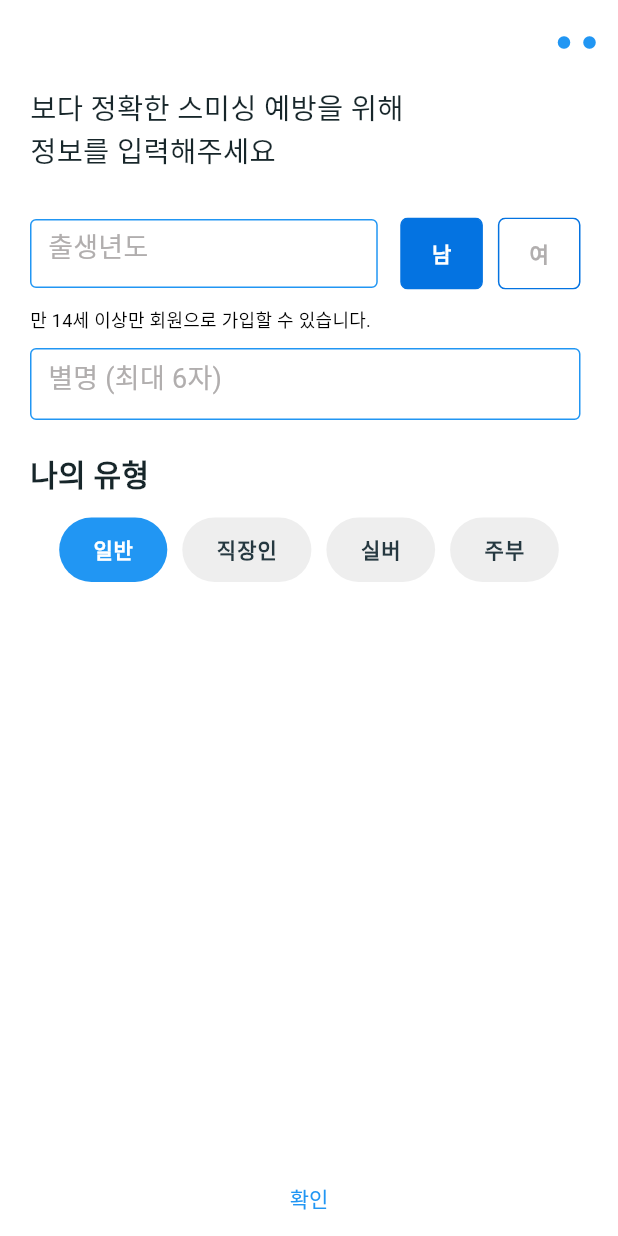
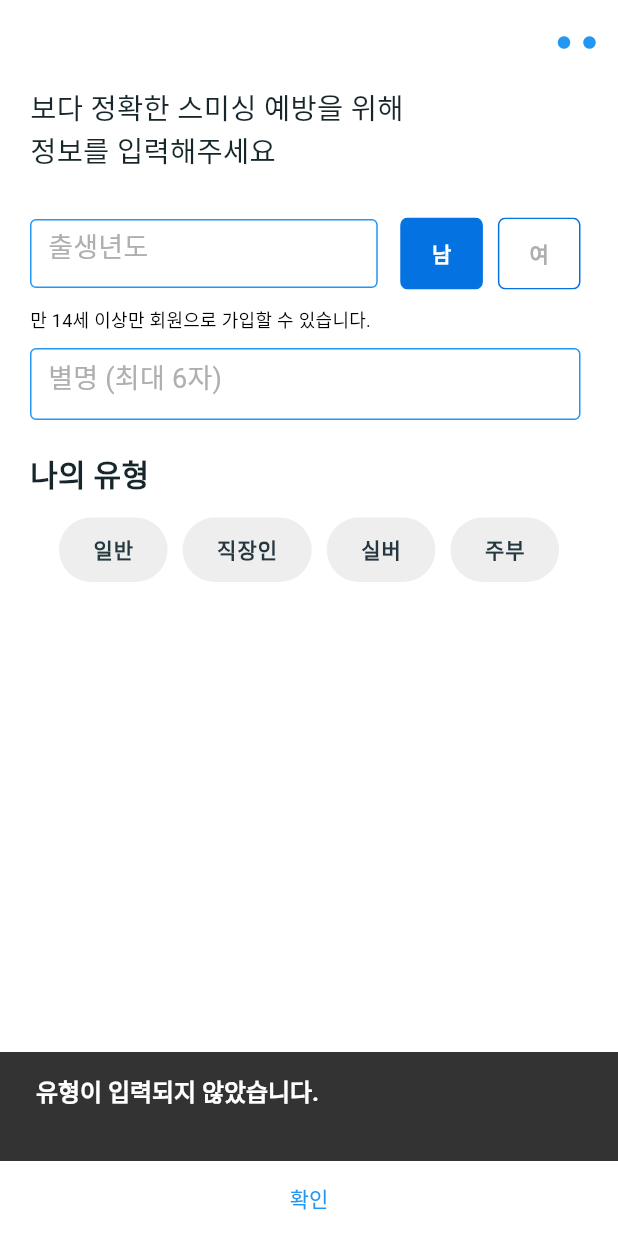
Before and after one commit to PhishingKaT-S/PhishingKaT-S-Application, a Flutter app: the DetailInfo screen opened directly with empty values, after a tap on "확인", on a phone screen of 412 x 824 dp. Run offline on Flutter 3.47's test engine with Material 2 defaults, Android fonts, the phone set to English and light mode, and no system bars; our stand-ins replace animated_text_kit, connectivity, contacts_service, flutter_switch, fluttertoast, google_fonts and 6 more; missing offline and left inert: awesome_circular_chart, device_information, flutter_share, flutter_sms_inbox, kakao_flutter_sdk, line_chart and 4 more; accounts and stored records are empty; Roboto replaces fonts that are missing (WorkSans, applegothicBold, applegothicMedium); statements that could not run were skipped; project files that could hold a hidden picture were left out.

Commit message:
revising the jacob feedback

```diff
--- a/lib/kat_pages/url_home.dart
+++ b/lib/kat_pages/url_home.dart
@@ -666,7 +666,7 @@
   @override
   Widget build(BuildContext context) {
     return Scaffold(
-        appBar: ((ModalRoute.of(context))!.settings.arguments) == 1? AppBarBack( title: '메세지 관리',) : AppBarBack( title: 'Url 검사결과',),
+        appBar: ((ModalRoute.of(context))!.settings.arguments) == 1? AppBarBack( title: '메시지 관리',) : AppBarBack( title: 'Url 검사결과',),
 
 
         body:
--- a/lib/launch/detailed_info.dart
+++ b/lib/launch/detailed_info.dart
@@ -65,7 +65,7 @@
   List<String> itemTypes = ['남', '여'];
   List<bool> _isSelected = [true, false]; // gender toggle button
 
-  List<bool> _categorySelected=[true, false, false, false];
+  List<bool> _categorySelected=[false, false, false, false];
   List<String> _job_Category=['일반', '직장인','실버','주부'];
 
   DateTime selectedDate = DateTime.now();
@@ -135,6 +135,7 @@
   Widget _category_button() {
     return Container(
       child: ToggleButtons(
+          splashColor: Colors.white,
           selectedColor: Colors.white,
           fillColor: Colors.white,
           renderBorder: false,
@@ -256,7 +257,10 @@
                       )
                       ),
                       SizedBox(width: 10,),// 이어피커
+
+
                       ToggleButtons(
+                            splashColor: Colors.white,
                             selectedColor: Colors.white,
                             fillColor: Colors.white,
                             renderBorder: false,
@@ -336,9 +340,14 @@
 
       //할일 onPress에 DB로 저장할 수 있게 해야됨
         bottomNavigationBar: bottomBar(title:'확인', onPress: () async {
-          if((yController.text != '') && (nicknameController.text!='')) {
-            users = Users(nicknameController.text, type, gender, yController.text,_phone, _identifier); // String name, int type, bool gender, String year, String phone
-              print(users.nickname + " " +   users.gender.toString() + " " + users.phone + " " + users.type.toString() + " " + users.year);
+          if(_categorySelected[0] || _categorySelected[1]|| _categorySelected[2] || _categorySelected[3]) {
+            if ((yController.text != '') && (nicknameController.text != '')) {
+              users = Users(
+                  nicknameController.text, type, gender, yController.text,
+                  _phone,
+                  _identifier); // String name, int type, bool gender, String year, String phone
+              print(users.nickname + " " + users.gender.toString() + " " +
+                  users.phone + " " + users.type.toString() + " " + users.year);
               var ret = await main(users);
               print(ret);
               Navigator.pop(context);
@@ -346,6 +355,19 @@
               Navigator.push(context,
                   MaterialPageRoute(builder: (context) => CeleBration()));
             }
+          }
+          else{
+            ScaffoldMessenger.of(context).showSnackBar(
+                SnackBar(
+                    content: Container(
+                      height: 45,
+                      child: Column(
+                          crossAxisAlignment: CrossAxisAlignment.start,
+                          children: <Widget>[Text('유형이 입력되지 않았습니다.', style:AppTheme.smsPhone)]),
+                    ))
+            );
+          }
+
         }),
         appBar: certification_appbar(Colors.blue, Colors.blue),
         body: SingleChildScrollView(
--- a/lib/main.dart
+++ b/lib/main.dart
@@ -100,8 +100,7 @@
                 primaryColor: Colors.blueGrey,
                 scaffoldBackgroundColor: Colors.white,
               ),
-              home: CeleBration(),
-              // context.watch<LaunchProvider>().getUserInfo().nickname != "" ? const HomePage() : const LoginPage(),
+              home: context.watch<LaunchProvider>().getUserInfo().nickname != "" ? const HomePage() : const LoginPage(),
 
               // initialRoute: snapshot.data? '/homepage' : '/launch/login',
               ///앱에서 이동할 페이지의 이름 설정
--- a/lib/theme.dart
+++ b/lib/theme.dart
@@ -521,10 +521,9 @@
 
   static const TextStyle menu_list = TextStyle(
       fontFamily: 'applegothicMedium',
-      fontSize: 12,
+      fontSize: 15,
       letterSpacing: 0.2,
       color: Color(0xFF9b9b9b),
-      fontWeight: FontWeight.w600
   );
   static const TextStyle menu_list_select = TextStyle(
       fontFamily: 'applegothicMedium',
```
Also changed, not shown: lib/kat_widget/no_smishing.dart (+6 -1 lines), lib/launch/phone_certification.dart (+43 -12 lines), 3 other files. Lines whose indentation alone changed are shown as unchanged.
